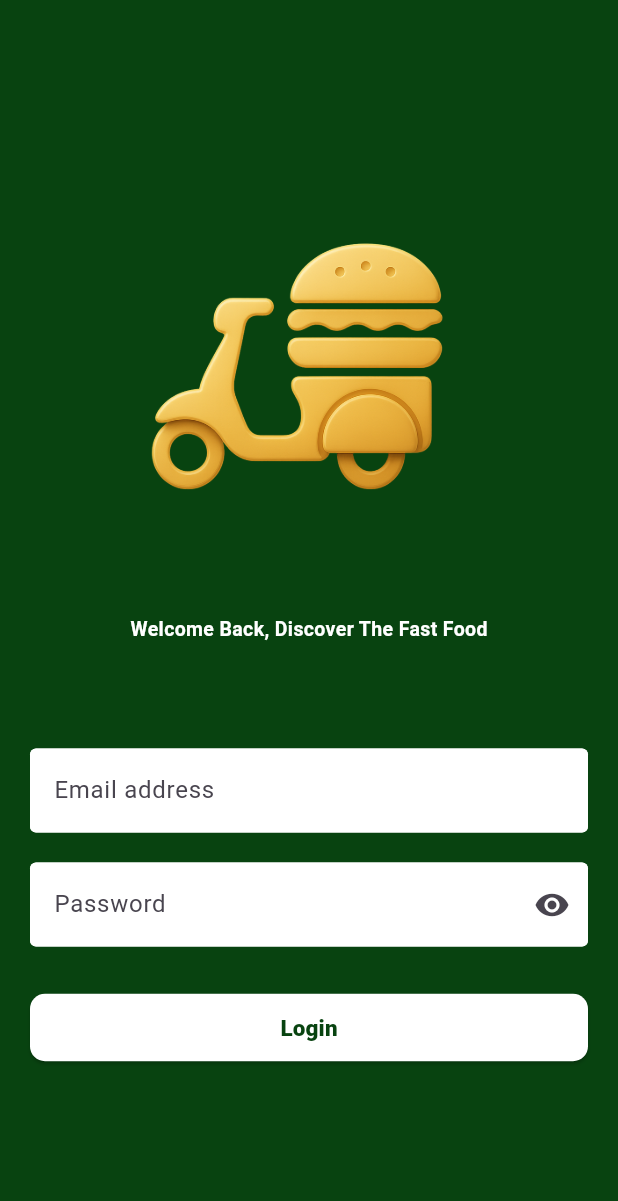
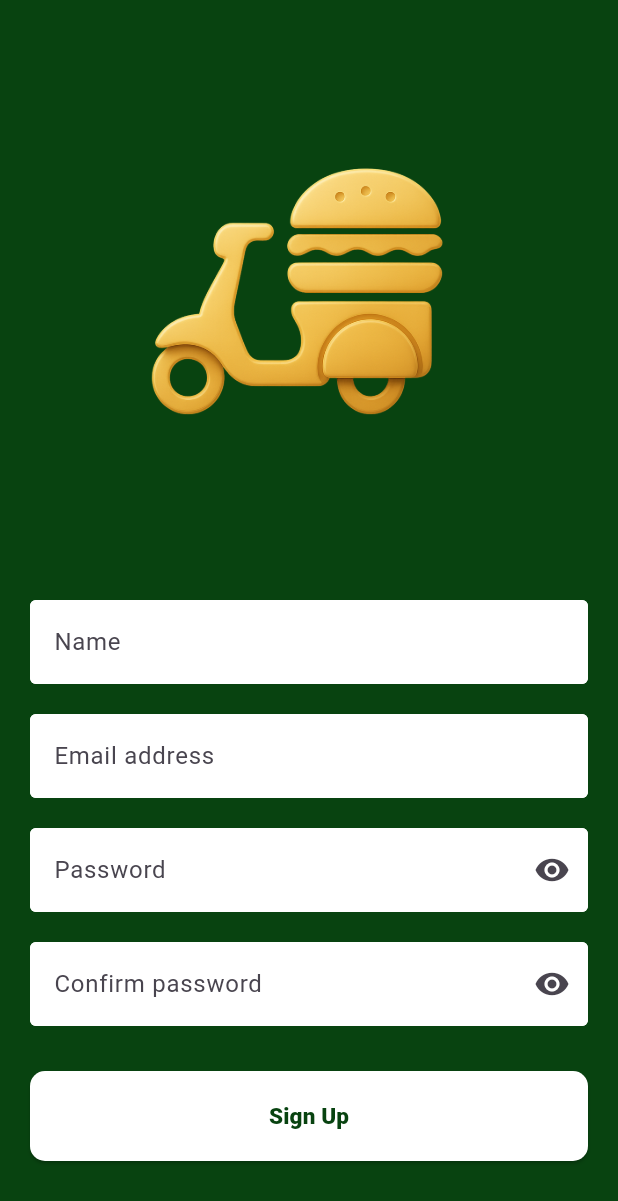
Before and after one commit to Sarakhairy/food_delivery_app, a Flutter app: the screen it shows after launch, on a phone screen of 412 x 824 dp. Shown: the top 1201 px of the screen. Run offline on Flutter 3.47's test engine with Material 3 defaults, Android fonts, the phone set to English and light mode, and no system bars.

Commit message:
finishing Sign up screen ui

```diff
--- a/lib/features/auth/presentation/pages/login_page.dart
+++ b/lib/features/auth/presentation/pages/signup_page.dart
@@ -3,12 +3,14 @@ import 'package:food_delivery_app/core/constants/app_colors.dart';
 import 'package:food_delivery_app/shared/custom_text.dart';
 import 'package:food_delivery_app/shared/custom_text_field.dart';
 
-class LoginPage extends StatelessWidget {
+class SignupPage extends StatelessWidget {
+  final TextEditingController nameController = TextEditingController();
   final TextEditingController emailController = TextEditingController();
   final TextEditingController passController = TextEditingController();
+  final TextEditingController confirmPassController = TextEditingController();
   final GlobalKey<FormState> formKey = GlobalKey<FormState>();
 
-  LoginPage({super.key});
+  SignupPage({super.key});
 
   @override
   Widget build(BuildContext context) {
@@ -26,16 +28,15 @@ class LoginPage extends StatelessWidget {
                 key: formKey,
                 child: Column(
                   children: [
-                    const SizedBox(height: 100),
+                    const SizedBox(height: 50),
                     Image.asset('assets/images/logo.png', width: 300),
-                    const SizedBox(height: 10),
-                    const CustomText(
-                      weight: FontWeight.w600,
-                      text: 'Welcome Back, Discover The Fast Food',
-                      color: Colors.white,
-                      size: 13,
+                    SizedBox(height: 50),
+                    CustomTextField(
+                      hint: "Name",
+                      isPassword: false,
+                      controller: nameController,
                     ),
-                    SizedBox(height: 70),
+                    const SizedBox(height: 20),
                     CustomTextField(
                       hint: "Email address",
                       isPassword: false,
@@ -47,12 +48,26 @@ class LoginPage extends StatelessWidget {
                       isPassword: true,
                       controller: passController,
                     ),
+                    const SizedBox(height: 20),
+                    CustomTextField(
+                      hint: "Confirm password",
+                      isPassword: true,
+                      controller: confirmPassController,
+                      validator: (v) {
+                        if (confirmPassController.text != passController.text) {
+                          return "Passwords are't match";
+                        }
+                        if (confirmPassController.text.trim().isEmpty) {
+                          return "Please confirm password";
+                        }
+                      },
+                    ),
                     const SizedBox(height: 30),
                     SizedBox(
                       width: double.infinity,
                       child: ElevatedButton(
                         style: ElevatedButton.styleFrom(
-                          fixedSize: Size(double.infinity, 45),
+                          fixedSize: Size(double.infinity, 60),
                           backgroundColor: Colors.white,
                           foregroundColor: Colors.black,
                           shape: RoundedRectangleBorder(
@@ -60,12 +75,10 @@ class LoginPage extends StatelessWidget {
                           ),
                         ),
                         onPressed: () {
-                          if(formKey.currentState!.validate()){
-
-                          }
+                          if (formKey.currentState!.validate()) {}
                         },
                         child: CustomText(
-                          text: "Login",
+                          text: "Sign Up",
                           color: AppColors.primaryColor,
                           size: 15,
                           weight: FontWeight.w800,
--- a/lib/main.dart
+++ b/lib/main.dart
@@ -1,6 +1,7 @@
 import 'package:flutter/material.dart';
 import 'package:food_delivery_app/core/theme/app_theme.dart';
 import 'package:food_delivery_app/features/auth/presentation/pages/login_page.dart';
+import 'package:food_delivery_app/features/auth/presentation/pages/signup_page.dart';
 import 'package:food_delivery_app/features/splash/presentation/pages/splash_page.dart';
 
 void main() {
@@ -17,7 +18,7 @@ class MyApp extends StatelessWidget {
       debugShowCheckedModeBanner: false,
       title: 'Food Delivery app',
       theme: themeData,
-      home:  LoginPage()
+      home:  SignupPage()
     );
   }
 }
--- a/lib/shared/custom_text_field.dart
+++ b/lib/shared/custom_text_field.dart
@@ -6,11 +6,12 @@ class CustomTextField extends StatefulWidget {
   final String hint;
   final bool isPassword;
   final TextEditingController controller;
+  final String? Function(String?)? validator;
   const CustomTextField({
     super.key,
     required this.hint,
     required this.isPassword,
-    required this.controller,
+    required this.controller, this.validator,
   });
 
   @override
@@ -32,7 +33,7 @@ class _CustomTextFieldState extends State<CustomTextField> {
       cursorColor: AppColors.primaryColor,
       cursorHeight: 20,
       obscureText: _obscureText,
-      validator: (v) {
+      validator: widget.validator==null? widget.validator:(v) {
         if (v == null || v.isEmpty) {
           return "Please fill ${widget.hint}";
         }
@@ -46,7 +47,9 @@ class _CustomTextFieldState extends State<CustomTextField> {
                     _obscureText = !_obscureText;
                   });
                 },
-                child: _obscureText? Icon(Icons.visibility): Icon(Icons.visibility_off),
+                child: _obscureText
+                    ? Icon(Icons.visibility)
+                    : Icon(Icons.visibility_off),
               )
             : null,
       ),
```
